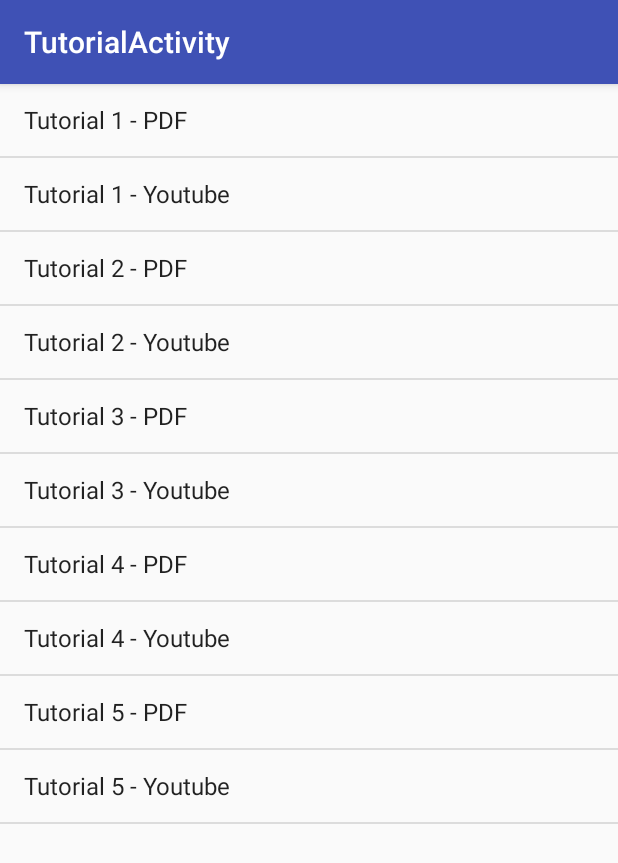
After one commit to Kanyip10/Client, an Android app: the TutorialActivity screen opened directly, with no data from a screen before it, on a phone screen of 412 x 824 dp. The commit adds this screen. Shown: the top 863 px of the screen. Run offline under Robolectric (Android 15) with nearby library versions, the phone set to English and light mode, and no system bars.

Commit message:
Tutorial updated

```diff
--- a/app/src/main/java/com/html5killer/Teacher_ProfileActivity.java
+++ b/app/src/main/java/com/html5killer/Teacher_ProfileActivity.java
@@ -257,7 +257,7 @@
         // Handle navigation view item clicks here.
         int id = item.getItemId();
 
-        if (id == R.id.nav_camera) {
+        if (id == R.id.nav_tutorial) {
             // Handle the camera action
         } else if (id == R.id.nav_gallery) {
 
--- /dev/null
+++ b/app/src/main/java/com/html5killer/TutorialActivity.java
@@ -0,0 +1,72 @@
+package com.html5killer;
+
+import android.content.Intent;
+import android.net.Uri;
+import android.os.Bundle;
+import android.support.design.widget.FloatingActionButton;
+import android.support.design.widget.Snackbar;
+import android.support.v7.app.AppCompatActivity;
+import android.support.v7.widget.Toolbar;
+import android.view.View;
+import android.widget.AdapterView;
+import android.widget.ArrayAdapter;
+import android.widget.ListView;
+
+import java.util.Arrays;
+
+public class TutorialActivity extends AppCompatActivity {
+
+    private ListView listView;
+    private String[] tutorials = {
+            "Tutorial 1 - PDF",
+            "Tutorial 1 - Youtube",
+            "Tutorial 2 - PDF",
+            "Tutorial 2 - Youtube",
+            "Tutorial 3 - PDF",
+            "Tutorial 3 - Youtube",
+            "Tutorial 4 - PDF",
+            "Tutorial 4 - Youtube",
+            "Tutorial 5 - PDF",
+            "Tutorial 5 - Youtube"
+    };
+    private String[] urls = {
+            "https://drive.google.com/file/d/0B1o8pNj_jIRjMWFDTnZ3OVFZZjg/view",
+            "https://tvb.com/",
+            "https://drive.google.com/file/d/0B1o8pNj_jIRjMWFDTnZ3OVFZZjg/view",
+            "https://drive.google.com/file/d/0B1o8pNj_jIRjMWFDTnZ3OVFZZjg/view",
+            "https://drive.google.com/file/d/0B1o8pNj_jIRjMWFDTnZ3OVFZZjg/view",
+            "https://drive.google.com/file/d/0B1o8pNj_jIRjMWFDTnZ3OVFZZjg/view"
+    };
+    private ArrayAdapter arrayAdapter;
+
+    protected void openPDF(String url){
+        Intent intent = new Intent(Intent.ACTION_VIEW);
+        intent.setData(Uri.parse(url));
+        intent.setFlags(Intent.FLAG_ACTIVITY_NO_HISTORY);
+        startActivity(intent);
+
+    }
+
+    @Override
+    protected void onCreate(Bundle savedInstanceState) {
+        super.onCreate(savedInstanceState);
+        setContentView(R.layout.activity_tutorial);
+        Toolbar toolbar = (Toolbar) findViewById(R.id.toolbar);
+        setSupportActionBar(toolbar);
+
+        arrayAdapter = new ArrayAdapter<>(this, android.R.layout.simple_list_item_1);
+        arrayAdapter.addAll(Arrays.asList(tutorials));
+
+        listView = (ListView)findViewById(R.id.listView);
+        listView.setAdapter(arrayAdapter);
+        listView.setOnItemClickListener(new AdapterView.OnItemClickListener() {
+            @Override
+            public void onItemClick(AdapterView<?> parent, View view, int position, long id) {
+                TutorialActivity.this.openPDF(TutorialActivity.this.urls[position]);
+
+            }
+        });
+    }
+
+
+}
--- /dev/null
+++ b/app/src/main/res/layout/activity_tutorial.xml
@@ -0,0 +1,26 @@
+<?xml version="1.0" encoding="utf-8"?>
+<android.support.design.widget.CoordinatorLayout xmlns:android="http://schemas.android.com/apk/res/android"
+    xmlns:app="http://schemas.android.com/apk/res-auto"
+    xmlns:tools="http://schemas.android.com/tools"
+    android:layout_width="match_parent"
+    android:layout_height="match_parent"
+    android:fitsSystemWindows="true"
+    tools:context="com.html5killer.TutorialActivity">
+
+    <android.support.design.widget.AppBarLayout
+        android:layout_width="match_parent"
+        android:layout_height="wrap_content"
+        android:theme="@style/AppTheme.AppBarOverlay">
+
+        <android.support.v7.widget.Toolbar
+            android:id="@+id/toolbar"
+            android:layout_width="match_parent"
+            android:layout_height="?attr/actionBarSize"
+            android:background="?attr/colorPrimary"
+            app:popupTheme="@style/AppTheme.PopupOverlay" />
+
+    </android.support.design.widget.AppBarLayout>
+
+    <include layout="@layout/content_tutorial" />
+
+</android.support.design.widget.CoordinatorLayout>
--- /dev/null
+++ b/app/src/main/res/layout/content_tutorial.xml
@@ -0,0 +1,18 @@
+<?xml version="1.0" encoding="utf-8"?>
+<RelativeLayout xmlns:android="http://schemas.android.com/apk/res/android"
+    xmlns:app="http://schemas.android.com/apk/res-auto"
+    xmlns:tools="http://schemas.android.com/tools"
+    android:id="@+id/content_tutorial"
+    android:layout_width="match_parent"
+    android:layout_height="match_parent"
+    app:layout_behavior="@string/appbar_scrolling_view_behavior"
+    tools:context="com.html5killer.TutorialActivity"
+    tools:showIn="@layout/activity_tutorial">
+
+    <ListView
+        android:layout_width="match_parent"
+        android:layout_height="match_parent"
+        android:layout_alignParentTop="true"
+        android:layout_alignParentStart="true"
+        android:id="@+id/listView" />
+</RelativeLayout>
--- a/app/src/main/res/menu/activity_main_drawer.xml
+++ b/app/src/main/res/menu/activity_main_drawer.xml
@@ -3,7 +3,7 @@
 
     <group android:checkableBehavior="single">
         <item
-            android:id="@+id/nav_camera"
+            android:id="@+id/nav_tutorial"
             android:icon="@drawable/ic_menu_camera"
             android:title="Tutorial" />
         <item
--- a/app/src/main/res/values/strings.xml
+++ b/app/src/main/res/values/strings.xml
@@ -18,4 +18,5 @@
     <string name="game1_rule">Enter as many HTML5 tag as possible in five minutes.
     Correct answer will be automatically be logged as you type.
         Once your time is up, any tags you missed will be listed so you can improve for next time.</string>
+    <string name="title_activity_tutorial">TutorialActivity</string>
 </resources>
```
Also changed, not shown: app/src/main/AndroidManifest.xml (+7 -3 lines), app/src/main/java/com/html5killer/ProfileActivity.java (+8 -2 lines).
